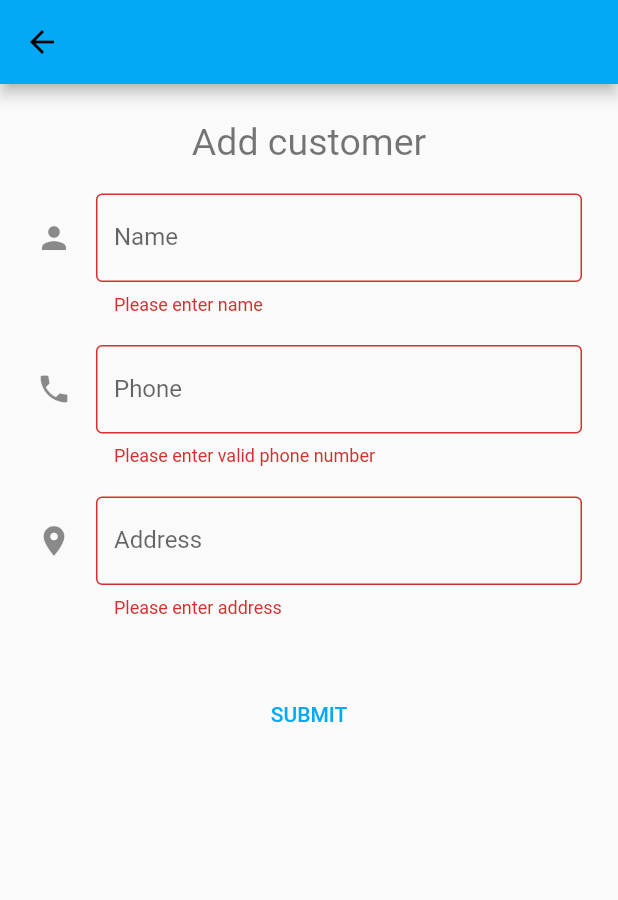
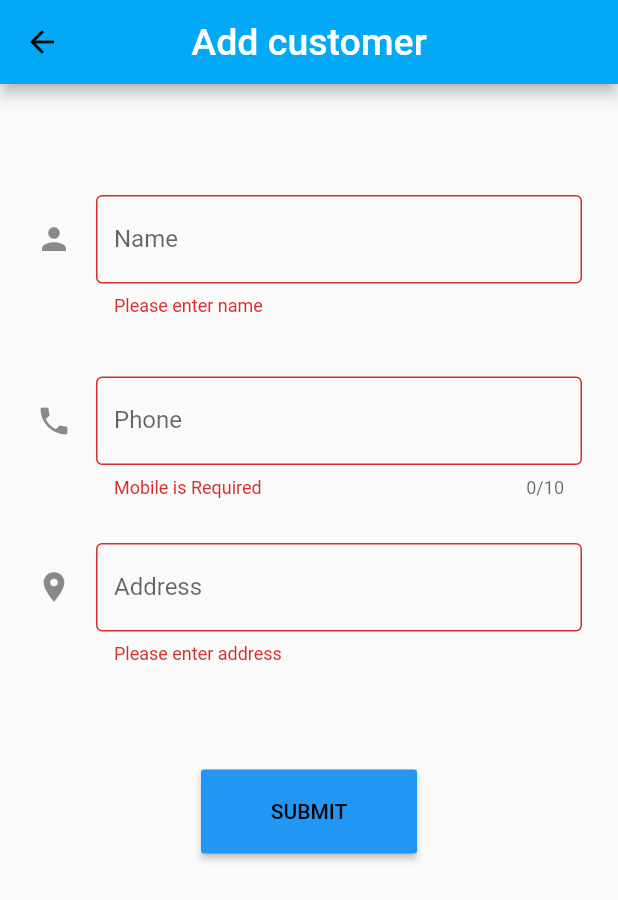
Before and after one commit to NaveenKumarRaja/garments_flutter, a Flutter app: the Forms screen opened directly, after a tap on "SUBMIT", on a phone screen of 412 x 824 dp. Shown: the top 900 px of the screen. Run offline on Flutter 3.47's test engine with Material 2 defaults, Android fonts, the phone set to English and light mode, and no system bars.

Commit message:
customer page alteration

```diff
--- a/lib/pages/customer page/form.dart
+++ b/lib/pages/customer page/form.dart
@@ -1,7 +1,6 @@
 import 'package:flutter/material.dart';
 
-import 'customerhome.dart';
-import 'customerlist.dart';
+import 'formswidget.dart';
 
 class Forms extends StatelessWidget {
   const Forms({Key key}) : super(key: key);
@@ -9,137 +8,10 @@ class Forms extends StatelessWidget {
   @override
   Widget build(BuildContext context) {
     return Scaffold(
-        appBar: AppBar(
-          title: Text('   '),
-        ),
         body: Center(
-          child: new Container(
-            child: new FormsWidget(),
-          ),
-        ));
+      child: new Container(
+        child: new FormsWidget(),
+      ),
+    ));
   }
 }
-
-class FormsWidget extends StatefulWidget {
-  FormsWidget({Key key}) : super(key: key);
-
-  @override
-  _FormsWidgetState createState() => _FormsWidgetState();
-}
-
-class _FormsWidgetState extends State<FormsWidget> {
-  final _formKey = GlobalKey<FormState>();
-  Customer customer = new Customer();
-  TextEditingController name = TextEditingController();
-  TextEditingController phoneNumber = TextEditingController();
-  TextEditingController address = TextEditingController();
-
-  @override
-  Widget build(BuildContext context) {
-    return Form(
-        key: _formKey,
-        child: new ListView(
-          padding: EdgeInsets.symmetric(horizontal: 24.0, vertical: 24),
-          children: <Widget>[
-            Center(
-                child: Text(
-              "Add customer",
-              style: TextStyle(fontSize: 25, color: Colors.black54),
-            )),
-            SizedBox(
-              height: 20,
-            ),
-            TextFormField(
-              controller: name,
-              decoration: InputDecoration(
-                  border: OutlineInputBorder(),
-                  icon: Icon(Icons.person),
-                  hintText: 'Enter your name',
-                  labelText: 'Name'),
-              validator: (value) {
-                if (value.isEmpty) {
-                  return 'Please enter name';
-                }
-                return null;
-              },
-              onSaved: (value) {
-                customer.name = value;
-              },
-            ),
-            SizedBox(
-              height: 20,
-            ),
-            TextFormField(
-              controller: phoneNumber,
-              decoration: const InputDecoration(
-                  border: OutlineInputBorder(),
-                  icon: const Icon(Icons.phone),
-                  hintText: 'Enter your phone number',
-                  labelText: 'Phone'),
-              inputFormatters: [],
-              keyboardType: TextInputType.phone,
-              validator: (value) {
-                if (value.isEmpty) {
-                  return 'Please enter valid phone number';
-                }
-                return null;
-              },
-              onSaved: (value) {
-                customer.phoneNumber = value;
-              },
-            ),
-            SizedBox(
-              height: 20,
-            ),
-            TextFormField(
-              controller: address,
-              decoration: const InputDecoration(
-                  border: OutlineInputBorder(gapPadding: 20),
-                  icon: const Icon(Icons.location_on),
-                  hintText: 'Enter Address',
-                  labelText: 'Address'),
-              validator: (value) {
-                if (value.isEmpty) {
-                  return 'Please enter address';
-                }
-                return null;
-              },
-              onSaved: (value) {
-                customer.address = value;
-              },
-            ),
-            SizedBox(
-              height: 20,
-            ),
-            Padding(
-              padding: EdgeInsets.symmetric(vertical: 20.0),
-              child: TextButton(
-                onPressed: () {
-                  Customer customer = new Customer();
-                  customer.name = name.text;
-                  customer.phoneNumber = phoneNumber.text;
-                  customer.address = address.text;
-
-                  Customer.addCustomer(customer);
-
-                  if (!_formKey.currentState.validate()) {
-                    return;
-                  }
-                  Navigator.push(
-                      context,
-                      new MaterialPageRoute(
-                          builder: (context) => new CustomerHomeWidget()));
-                  showDialog(
-                    context: context,
-                    child: AlertDialog(
-                      content: Text('Entered Successfully'),
-                    ),
-                  );
-                },
-                child: Text('SUBMIT'),
-              ),
-            )
-          ],
-        ));
-  }
-}
--- /dev/null
+++ b/lib/pages/customer page/formswidget.dart
@@ -0,0 +1,152 @@
+import 'package:flutter/material.dart';
+
+import 'customerhome.dart';
+import 'customerlist.dart';
+
+class FormsWidget extends StatefulWidget {
+  FormsWidget({Key key}) : super(key: key);
+
+  @override
+  _FormsWidgetState createState() => _FormsWidgetState();
+}
+
+class _FormsWidgetState extends State<FormsWidget> {
+  final _formKey = GlobalKey<FormState>();
+  Customer customer = new Customer();
+  TextEditingController name = TextEditingController();
+  TextEditingController phoneNumber = TextEditingController();
+  TextEditingController address = TextEditingController();
+
+  @override
+  Widget build(BuildContext context) {
+    return Scaffold(
+      appBar: AppBar(
+          centerTitle: true,
+          title: Text(
+            "Add customer",
+            style: TextStyle(fontSize: 25, color: Colors.white),
+          ),
+          leading: IconButton(
+            icon: Icon(Icons.arrow_back),
+            onPressed: () {
+              Navigator.push(
+                  context,
+                  MaterialPageRoute(
+                      builder: (context) => new CustomerHomeWidget()));
+            },
+          )),
+      body: Form(
+          key: _formKey,
+          child: new ListView(
+            padding: EdgeInsets.symmetric(horizontal: 24.0, vertical: 24),
+            children: <Widget>[
+              SizedBox(
+                height: 50,
+              ),
+              TextFormField(
+                controller: name,
+                decoration: InputDecoration(
+                    border: OutlineInputBorder(),
+                    icon: Icon(Icons.person),
+                    hintText: 'Enter your name',
+                    labelText: 'Name'),
+                validator: (String value) {
+                  if (value.isEmpty) {
+                    return 'Please enter name';
+                  }
+                  return null;
+                },
+                onSaved: (String value) {
+                  customer.name = value;
+                },
+              ),
+              SizedBox(
+                height: 40,
+              ),
+              TextFormField(
+                controller: phoneNumber,
+                decoration: const InputDecoration(
+                    border: OutlineInputBorder(),
+                    icon: const Icon(Icons.phone),
+                    hintText: 'Enter your phone number',
+                    labelText: 'Phone'),
+                maxLength: 10,
+                inputFormatters: [],
+                keyboardType: TextInputType.phone,
+                validator: (String value) {
+                  String patttern = r'^(?:[6-9])?[0-9]{10,12}$';
+                  RegExp regExp = new RegExp(patttern);
+                  if (value.length == 0) {
+                    return "Mobile is Required";
+                  } else if (value.length != 10) {
+                    return "Mobile number must 10 digits";
+                  } else if (!regExp.hasMatch(value)) {
+                    return "Mobile Number must be digits";
+                  }
+                  return null;
+                },
+                onSaved: (String value) {
+                  customer.phoneNumber = value;
+                },
+              ),
+              SizedBox(
+                height: 30,
+              ),
+              TextFormField(
+                controller: address,
+                decoration: const InputDecoration(
+                    border: OutlineInputBorder(gapPadding: 20),
+                    icon: const Icon(Icons.location_on),
+                    hintText: 'Enter Address',
+                    labelText: 'Address'),
+                validator: (String value) {
+                  if (value.isEmpty) {
+                    return 'Please enter address';
+                  }
+                  return null;
+                },
+                onSaved: (String value) {
+                  customer.address = value;
+                },
+              ),
+              SizedBox(
+                height: 20,
+              ),
+              Container(
+                padding: EdgeInsets.symmetric(vertical: 50, horizontal: 110),
+                child: new RaisedButton(
+                    onPressed: () {
+                      Customer customer = new Customer();
+                      customer.name = name.text;
+                      customer.phoneNumber = phoneNumber.text;
+                      customer.address = address.text;
+
+                      if (!_formKey.currentState.validate()) {
+                        return;
+                      }
+                      _formKey.currentState.save();
+
+                      Customer.addCustomer(customer);
+
+                      Navigator.push(
+                          context,
+                          new MaterialPageRoute(
+                              builder: (context) => new CustomerHomeWidget()));
+                      showDialog(
+                        context: context,
+                        child: AlertDialog(
+                          content: Text('Entered Successfully'),
+                        ),
+                      );
+                    },
+                    child: Text('SUBMIT'),
+                    color: Colors.blue,
+                    textColor: Colors.black,
+                    padding: EdgeInsets.fromLTRB(20, 20, 20, 20),
+                    splashColor: Colors.white),
+              )
+            ],
+          )),
+    );
+  }
+}
--- a/lib/pages/customer page/search.dart
+++ b/lib/pages/customer page/search.dart
@@ -27,7 +27,7 @@ class _SearchWidgetState extends State<SearchWidget> {
                 decoration: new InputDecoration(
                     hintText: 'Search', border: InputBorder.none),
                 onSubmitted: (t) {
-                  Customer.searchString = toString();
+                  Customer.searchString = t;
                   Navigator.push(
                       context,
                       new MaterialPageRoute(
```
Also changed, not shown: lib/pages/customer page/customerhome.dart (+6 -10 lines), lib/pages/homepage/homepage.dart (+13 -0 lines).
